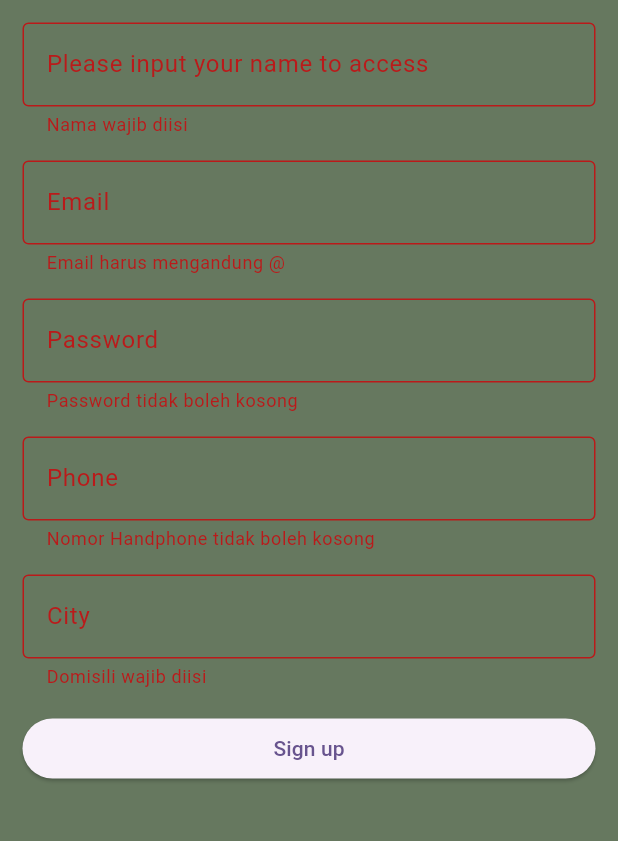
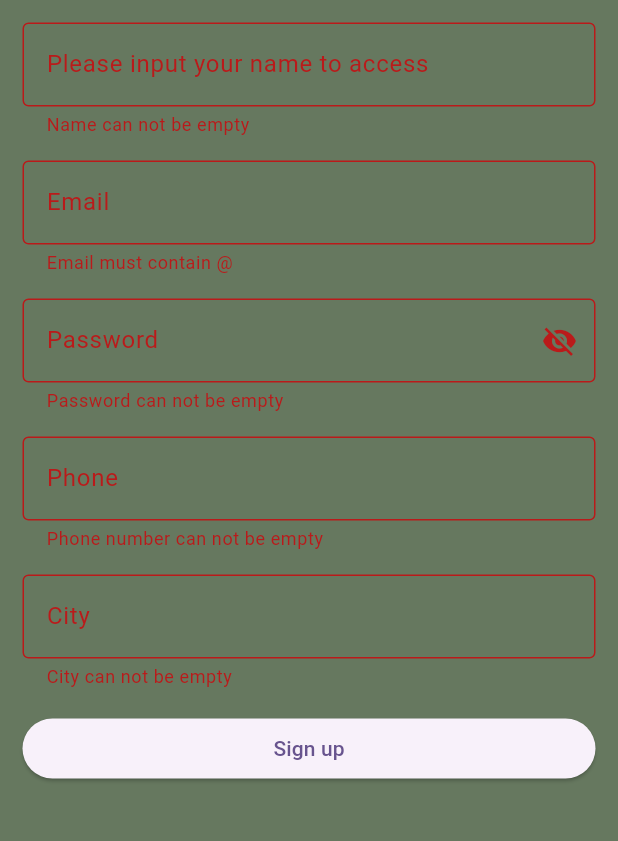
Before and after one commit to andraaae/ppkd_andra, a Flutter app: the Register screen opened directly, after a tap on "Sign up", on a phone screen of 412 x 824 dp, the part 84-925 px from its top. Run offline on Flutter 3.47's test engine with Material 3 defaults, Android fonts, the light colour scheme and no system bars; our stand-ins replace curved_navigation_bar, delightful_toast, fluttertoast, shared_preferences, sqflite; accounts and stored records are empty.

Commit message:
trial 3 update

```diff
--- a/lib/trial3/trial3/view3/register.dart
+++ b/lib/trial3/trial3/view3/register.dart
@@ -1,4 +1,5 @@
 import 'package:flutter/material.dart';
+import 'package:ppkd_andra/trial3/trial3/view3/login_screen2.dart';
 
 class Register extends StatefulWidget {
   const Register({super.key});
@@ -17,6 +18,7 @@ class _RegisterState extends State<Register> {
   final TextEditingController passwordController = TextEditingController();
   final TextEditingController cityController =TextEditingController();
   bool isVisible = false;
+  bool _obscurePass = true;
   List <bool> isSelected = [true, false];
   int selectedIndex = 0;
     return Scaffold( backgroundColor: Color(0xff66785F),
@@ -35,7 +37,7 @@ class _RegisterState extends State<Register> {
                 ),
                 validator: (value) {
                   if (value == null || value.isEmpty) {
-                    return 'Nama wajib diisi';
+                    return 'Name can not be empty';
                   }
                   return null;
                 },
@@ -49,29 +51,39 @@ class _RegisterState extends State<Register> {
                 ),
                 validator: (value) {
                   if (value == null || value.isEmpty) {
-                    return 'Email harus mengandung @';
+                    return 'Email must contain @';
                   } else if (!value.contains('@')) {
-                    return 'Email tidak valid';
+                    return 'Email is invalid';
                   } else if (!RegExp(
                     r"^[a-zA-Z0-9_.+-]+@[a-zA-Z0-9-]+\.[a-zA-Z0-9-.]+$",
                   ).hasMatch(value)) {
-                    return 'Format email tidak valid';
+                    return 'Email form is invalid';
                   }
                   return null;
                 },
               ),
               SizedBox(height: 16),
               TextFormField(
+                obscureText: _obscurePass,
                 controller: passwordController,
                 decoration: InputDecoration(
                   labelText: 'Password',
                   border: OutlineInputBorder(),
+                  suffixIcon: IconButton(
+                    icon: Icon(_obscurePass ? Icons.visibility_off : Icons.visibility),
+                    onPressed: (){
+                      setState(() {
+                        _obscurePass = !_obscurePass;
+                      });
+                    },
+                    ),
+
                 ),
                 validator: (value) {
                   if (value == null || value.isEmpty) {
-                    return 'Password tidak boleh kosong';
+                    return 'Password can not be empty';
                   } else if (value.length < 7) {
-                    return 'Password minimal 7 karakter';
+                    return 'Minimum password length 7 characters';
                   }
                   return null;
                 },
@@ -85,7 +97,7 @@ class _RegisterState extends State<Register> {
                 ),
                 validator: (value) {
                   if (value == null || value.isEmpty) {
-                    return 'Nomor Handphone tidak boleh kosong';
+                    return 'Phone number can not be empty';
                   }
                   return null;
                 },
@@ -99,7 +111,7 @@ class _RegisterState extends State<Register> {
                 ),
                 validator: (value) {
                   if (value == null || value.isEmpty) {
-                    return 'Domisili wajib diisi';
+                    return 'City can not be empty';
                   }
                   return null;
                 },
@@ -124,19 +136,19 @@ class _RegisterState extends State<Register> {
                               Text("City ${cityController.text}"),
                             ],
                           ),
-                          //actions: [
-                            //TextButton(
-                              //child: Text("OK"),
-                              //onPressed: () {
-                                //Navigator.push(
-                                  //context,
-                                  //MaterialPageRoute(
-                                    //builder: (context) => LoginScreen2(),
-                                  //),
-                                //);
-                              //},
-                            //),
-                          //],
+                          actions: [
+                            TextButton(
+                              child: Text("OK"),
+                              onPressed: () {
+                                Navigator.push(
+                                  context,
+                                  MaterialPageRoute(
+                                    builder: (context) => LoginScreen2(),
+                                  ),
+                                );
+                              },
+                            ),
+                          ],
                         );
                       },
                     );
--- a/lib/tugas6/drawer.dart
+++ b/lib/tugas6/drawer.dart
@@ -26,7 +26,7 @@ class _DrawerWidgetState extends State<DrawerWidget> {
   @override
   Widget build(BuildContext context) {
     return Scaffold(
-      appBar: AppBar(title: Text("Laci")),
+      appBar: AppBar(title: Text("Drawer")),
       drawer: Drawer(
         child: ListView(
           children: [
```
Also changed, not shown: lib/login_2/login_2.dart (added, +35 -0 lines), lib/trial3/trial3/view3/login_screen2.dart (+86 -3 lines), lib/trial3/trial3/model_trial.dart (deleted).
